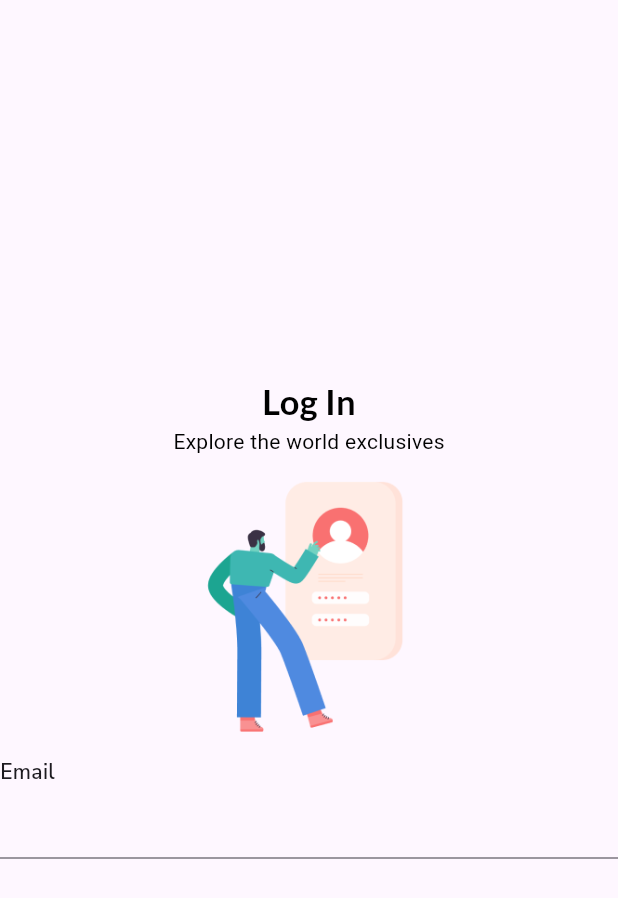
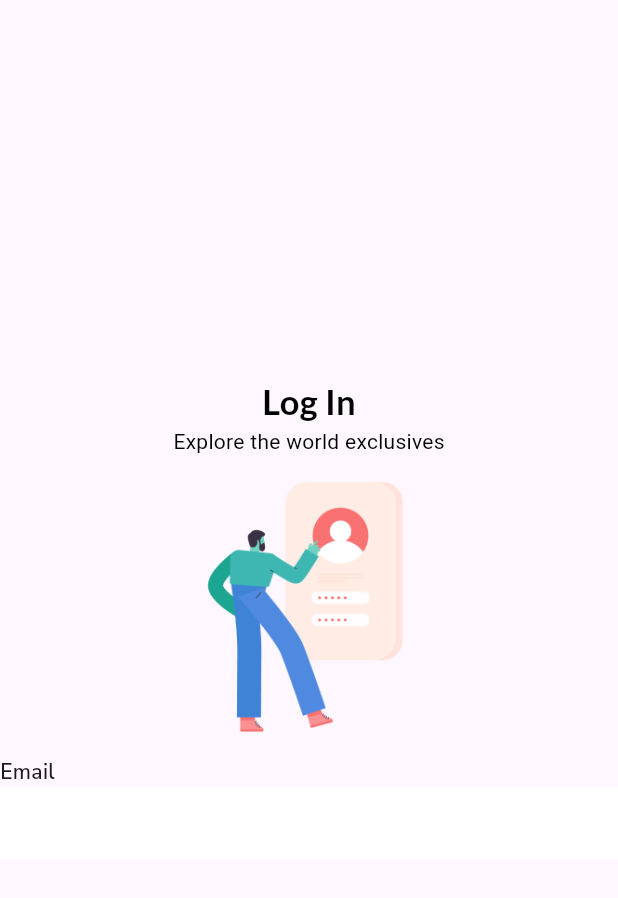
Before and after one commit to adogbeji/FlutterNodeMultiStoreApp, a Flutter app: the screen it shows after launch, on a phone screen of 412 x 824 dp. Shown: the top 898 px of the screen. Run offline on Flutter 3.47's test engine with Material 3 defaults, Android fonts, the phone set to English and light mode, and no system bars; our stand-ins replace google_fonts.

Commit message:
Set more parameters on email input field in login screen

```diff
--- a/lib/views/screens/auth/login_screen.dart
+++ b/lib/views/screens/auth/login_screen.dart
@@ -51,6 +51,12 @@ class LoginScreen extends StatelessWidget {
             TextFormField(
               decoration: InputDecoration(
                 fillColor: Colors.white,
+                filled: true,
+                border: OutlineInputBorder(
+                  borderRadius: BorderRadius.circular(9),
+                ),
+                focusedBorder: InputBorder.none,
+                enabledBorder: InputBorder.none,
               ),
             ),
           ],
```
